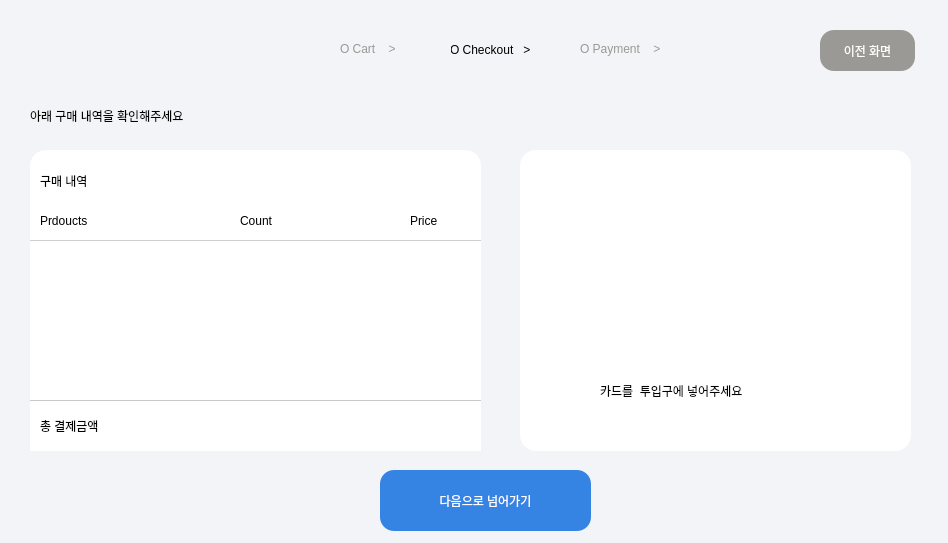
Old version of the form QT-Main/pagepay.ui in the repository GiHwanC/QT-CART.
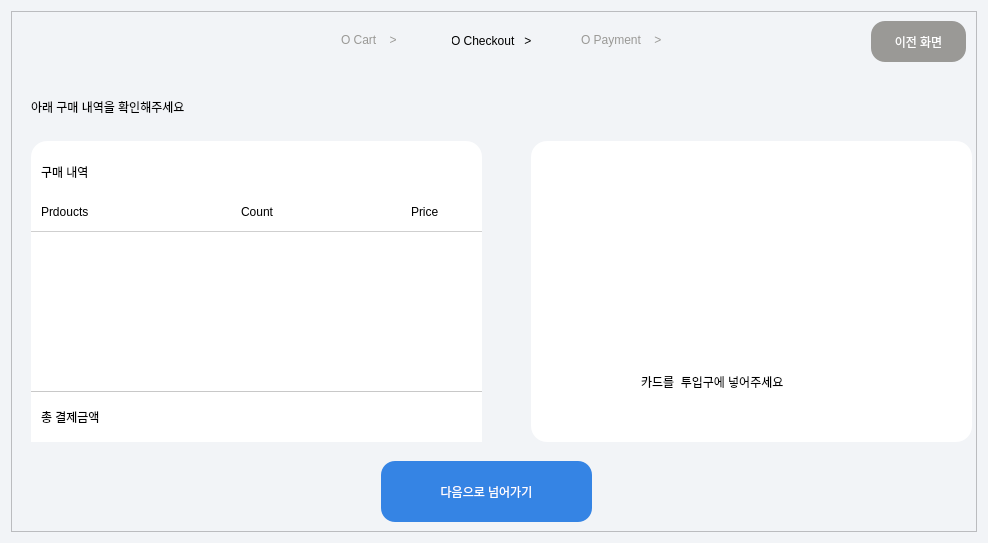
New version of the form. Icons and pictures are not drawn.

Diff of the .ui file:
```diff
--- a/QT-Main/pagepay.ui
+++ b/QT-Main/pagepay.ui
@@ -6,7 +6,7 @@
    <rect>
     <x>0</x>
     <y>0</y>
-    <width>948</width>
+    <width>988</width>
     <height>543</height>
    </rect>
   </property>
@@ -16,11 +16,113 @@
   <property name="styleSheet">
    <string notr="true">background-color: #F2F4F7;</string>
   </property>
+  <layout class="QHBoxLayout" name="horizontalLayout">
+   <item>
+    <widget class="QFrame" name="frame">
+     <property name="frameShape">
+      <enum>QFrame::Shape::StyledPanel</enum>
+     </property>
+     <property name="frameShadow">
+      <enum>QFrame::Shadow::Raised</enum>
+     </property>
+     <widget class="QPushButton" name="btnNext">
+      <property name="geometry">
+       <rect>
+        <x>370</x>
+        <y>450</y>
+        <width>211</width>
+        <height>61</height>
+       </rect>
+      </property>
+      <property name="styleSheet">
+       <string notr="true">background-color: rgb(53, 132, 228);
+color: rgb(255, 255, 255);
+border: none;
+border-radius: 14px;
+padding: 10px 18px;
+font: 17pt &quot;Ubuntu&quot;;</string>
+      </property>
+      <property name="text">
+       <string>다음으로 넘어가기</string>
+      </property>
+     </widget>
+     <widget class="QPushButton" name="btnBack">
+      <property name="geometry">
+       <rect>
+        <x>860</x>
+        <y>10</y>
+        <width>95</width>
+        <height>41</height>
+       </rect>
+      </property>
+      <property name="styleSheet">
+       <string notr="true">background-color: rgb(154, 153, 150);
+color: rgb(255, 255, 255);
+border: none;
+border-radius: 14px;
+padding: 10px 18px;</string>
+      </property>
+      <property name="text">
+       <string>이전 화면</string>
+      </property>
+     </widget>
+     <widget class="QFrame" name="frame_2">
+      <property name="geometry">
+       <rect>
+        <x>520</x>
+        <y>130</y>
+        <width>441</width>
+        <height>301</height>
+       </rect>
+      </property>
+      <property name="styleSheet">
+       <string notr="true">background-color: rgb(255, 255, 255);
+border-radius: 16px;</string>
+      </property>
+      <property name="frameShape">
+       <enum>QFrame::Shape::StyledPanel</enum>
+      </property>
+      <property name="frameShadow">
+       <enum>QFrame::Shadow::Raised</enum>
+      </property>
+      <widget class="QLabel" name="lblCardIcon">
+       <property name="geometry">
+        <rect>
+         <x>120</x>
+         <y>20</y>
+         <width>201</width>
+         <height>211</height>
+        </rect>
+       </property>
+       <property name="styleSheet">
+        <string notr="true">image: url(:/etc/card.png);</string>
+       </property>
+       <property name="text">
+        <string/>
+       </property>
+      </widget>
+      <widget class="QLabel" name="lblCarGuide">
+       <property name="geometry">
+        <rect>
+         <x>110</x>
+         <y>220</y>
+         <width>241</width>
+         <height>41</height>
+        </rect>
+       </property>
+       <property name="styleSheet">
+        <string notr="true">font: 500 15pt &quot;Ubuntu&quot;;</string>
+       </property>
+       <property name="text">
+        <string>카드를  투입구에 넣어주세요</string>
+       </property>
+      </widget>
+     </widget>
   <widget class="QLabel" name="label_4">
    <property name="geometry">
     <rect>
-     <x>450</x>
-     <y>40</y>
+        <x>440</x>
+        <y>20</y>
      <width>121</width>
      <height>20</height>
     </rect>
@@ -35,29 +137,11 @@
     <string>O Checkout   &gt;</string>
    </property>
   </widget>
-  <widget class="QLabel" name="label_8">
-   <property name="geometry">
-    <rect>
-     <x>580</x>
-     <y>40</y>
-     <width>111</width>
-     <height>17</height>
-    </rect>
-   </property>
-   <property name="styleSheet">
-    <string notr="true">font: 13pt &quot;Ubuntu Condensed&quot;;
-color: rgb(154, 153, 150);
-background-color: #F2F4F7;</string>
-   </property>
-   <property name="text">
-    <string>O Payment    &gt;</string>
-   </property>
-  </widget>
   <widget class="QLabel" name="label_2">
    <property name="geometry">
     <rect>
-     <x>340</x>
-     <y>40</y>
+        <x>330</x>
+        <y>20</y>
      <width>111</width>
      <height>17</height>
     </rect>
@@ -74,8 +158,8 @@
   <widget class="QLabel" name="label_5">
    <property name="geometry">
     <rect>
-     <x>30</x>
-     <y>100</y>
+        <x>20</x>
+        <y>80</y>
      <width>301</width>
      <height>31</height>
     </rect>
@@ -88,84 +172,11 @@
     <string>아래 구매 내역을 확인해주세요</string>
    </property>
   </widget>
-  <widget class="QFrame" name="frame_2">
-   <property name="geometry">
-    <rect>
-     <x>520</x>
-     <y>150</y>
-     <width>391</width>
-     <height>301</height>
-    </rect>
-   </property>
-   <property name="styleSheet">
-    <string notr="true">background-color: rgb(255, 255, 255);
-border-radius: 16px;</string>
-   </property>
-   <property name="frameShape">
-    <enum>QFrame::Shape::StyledPanel</enum>
-   </property>
-   <property name="frameShadow">
-    <enum>QFrame::Shadow::Raised</enum>
-   </property>
-   <widget class="QLabel" name="lblCardIcon">
-    <property name="geometry">
-     <rect>
-      <x>90</x>
-      <y>20</y>
-      <width>201</width>
-      <height>211</height>
-     </rect>
-    </property>
-    <property name="styleSheet">
-     <string notr="true">image: url(:/etc/card.png);</string>
-    </property>
-    <property name="text">
-     <string/>
-    </property>
-   </widget>
-   <widget class="QLabel" name="lblCarGuide">
-    <property name="geometry">
-     <rect>
-      <x>80</x>
-      <y>220</y>
-      <width>241</width>
-      <height>41</height>
-     </rect>
-    </property>
-    <property name="styleSheet">
-     <string notr="true">font: 500 15pt &quot;Ubuntu&quot;;</string>
-    </property>
-    <property name="text">
-     <string>카드를  투입구에 넣어주세요</string>
-    </property>
-   </widget>
-  </widget>
-  <widget class="QPushButton" name="btnNext">
-   <property name="geometry">
-    <rect>
-     <x>380</x>
-     <y>470</y>
-     <width>211</width>
-     <height>61</height>
-    </rect>
-   </property>
-   <property name="styleSheet">
-    <string notr="true">background-color: rgb(53, 132, 228);
-color: rgb(255, 255, 255);
-border: none;
-border-radius: 14px;
-padding: 10px 18px;
-font: 17pt &quot;Ubuntu&quot;;</string>
-   </property>
-   <property name="text">
-    <string>다음으로 넘어가기</string>
-   </property>
-  </widget>
   <widget class="QWidget" name="widget" native="true">
    <property name="geometry">
     <rect>
-     <x>30</x>
-     <y>150</y>
+        <x>20</x>
+        <y>130</y>
      <width>451</width>
      <height>301</height>
     </rect>
@@ -257,7 +268,7 @@
 border-right: 0px;</string>
     </property>
    </widget>
-   <widget class="QFrame" name="frame">
+      <widget class="QFrame" name="frame_3">
     <property name="geometry">
      <rect>
       <x>0</x>
@@ -320,26 +331,27 @@
     </widget>
    </widget>
   </widget>
-  <widget class="QPushButton" name="btnBack">
+     <widget class="QLabel" name="label_8">
    <property name="geometry">
     <rect>
-     <x>820</x>
-     <y>30</y>
-     <width>95</width>
-     <height>41</height>
+        <x>570</x>
+        <y>20</y>
+        <width>111</width>
+        <height>17</height>
     </rect>
    </property>
    <property name="styleSheet">
-    <string notr="true">background-color: rgb(154, 153, 150);
-color: rgb(255, 255, 255);
-border: none;
-border-radius: 14px;
-padding: 10px 18px;</string>
+       <string notr="true">font: 13pt &quot;Ubuntu Condensed&quot;;
+color: rgb(154, 153, 150);
+background-color: #F2F4F7;</string>
    </property>
    <property name="text">
-    <string>이전 화면</string>
-   </property>
-  </widget>
+       <string>O Payment    &gt;</string>
+      </property>
+     </widget>
+    </widget>
+   </item>
+  </layout>
  </widget>
  <resources/>
  <connections/>
```
Lines whose indentation alone changed are shown as unchanged.
